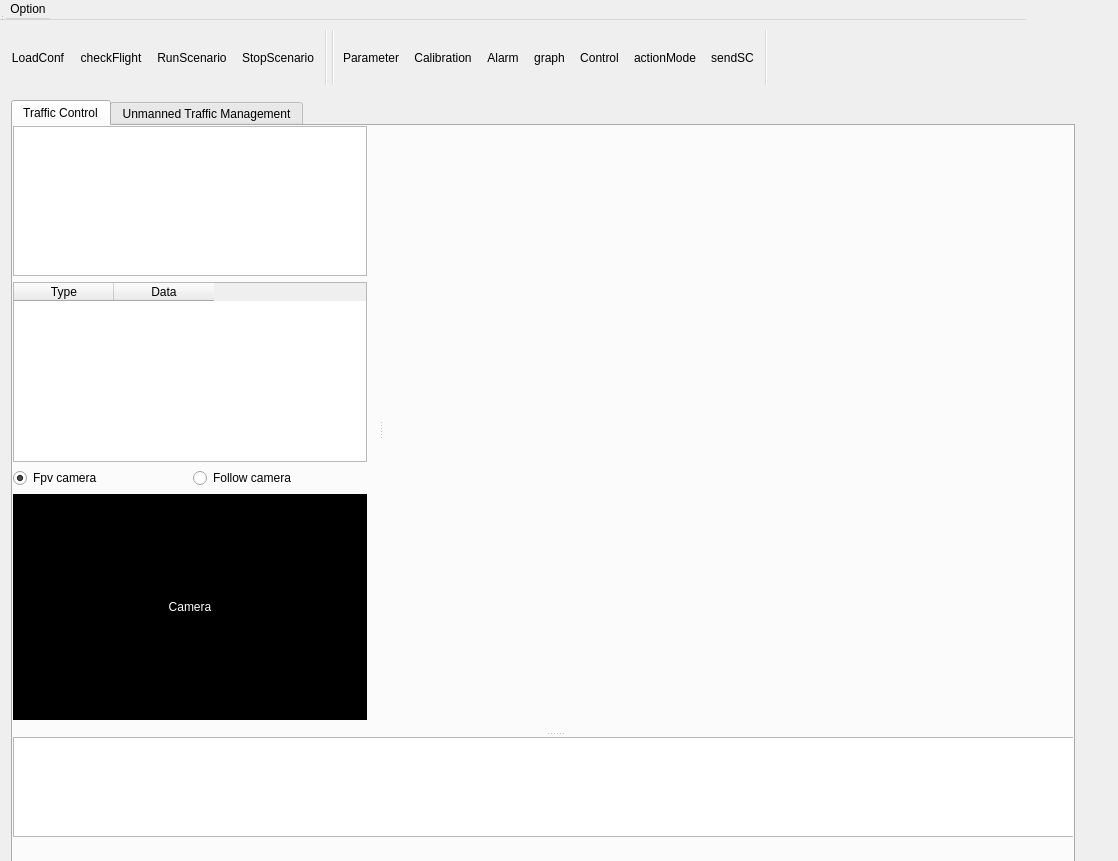
This is ui/mainwidget.ui in SUV-Olympiad/SUV-GCS as Qt 5 draws it before an edit. The edited form follows.
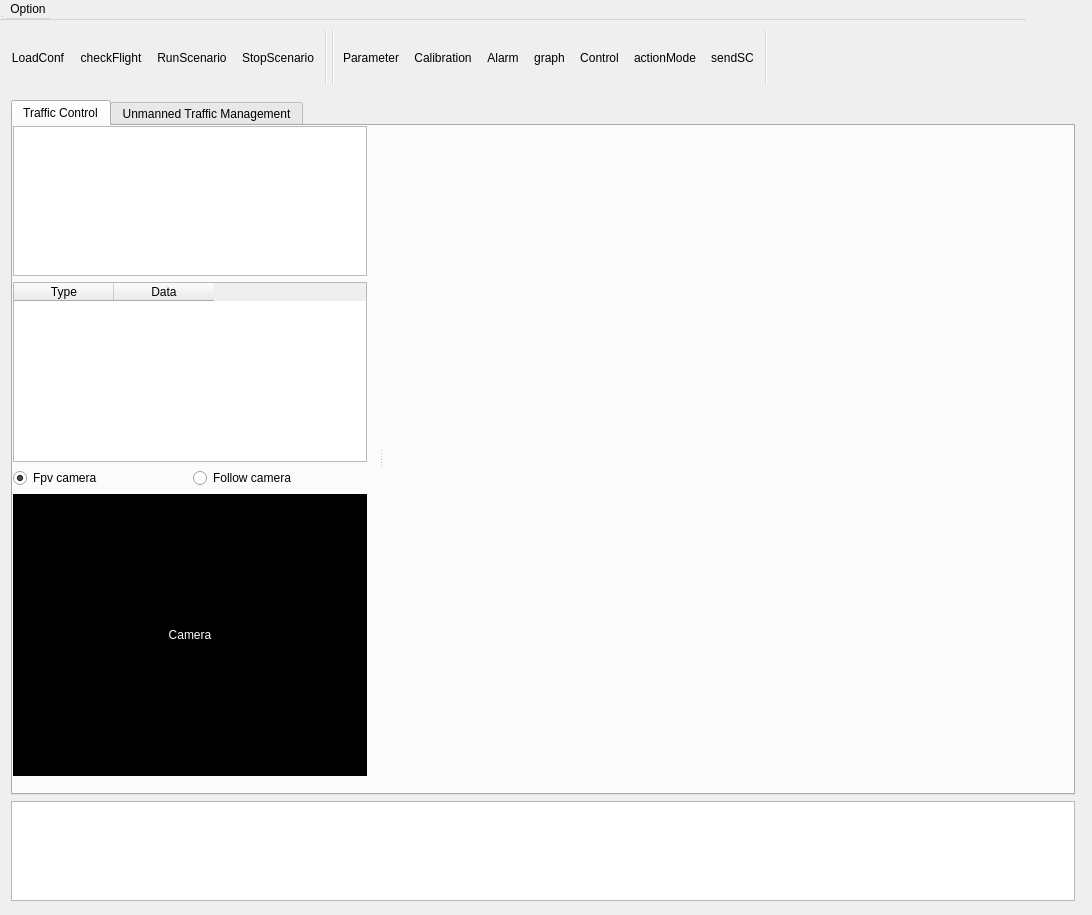
This is the edited form. Icons and pictures are not drawn. Custom widgets are drawn as their Qt base class.

Diff of the .ui file:
```diff
--- a/ui/mainwidget.ui
+++ b/ui/mainwidget.ui
@@ -6,8 +6,8 @@
    <rect>
     <x>0</x>
     <y>0</y>
-    <width>1118</width>
-    <height>861</height>
+    <width>1092</width>
+    <height>915</height>
    </rect>
   </property>
   <property name="sizePolicy">
@@ -53,13 +53,16 @@
      <height>16777215</height>
     </size>
    </property>
-   <layout class="QVBoxLayout" name="verticalLayout" stretch="0">
+   <layout class="QVBoxLayout" name="verticalLayout" stretch="0,0">
     <property name="sizeConstraint">
      <enum>QLayout::SetMinimumSize</enum>
     </property>
     <property name="topMargin">
      <number>100</number>
     </property>
+    <property name="bottomMargin">
+     <number>0</number>
+    </property>
     <item>
      <widget class="QTabWidget" name="tabWidget">
       <property name="minimumSize">
@@ -90,7 +93,7 @@
           <x>0</x>
           <y>0</y>
           <width>1084</width>
-          <height>711</height>
+          <height>661</height>
          </rect>
         </property>
         <property name="sizePolicy">
@@ -194,7 +197,13 @@
              <property name="minimumSize">
               <size>
                <width>200</width>
-               <height>195</height>
+               <height>160</height>
+              </size>
+             </property>
+             <property name="maximumSize">
+              <size>
+               <width>16777215</width>
+               <height>16777215</height>
               </size>
              </property>
              <property name="styleSheet">
@@ -248,14 +257,6 @@
           </layout>
          </widget>
         </widget>
-        <widget class="QListWidget" name="statusListWidget">
-         <property name="maximumSize">
-          <size>
-           <width>16777215</width>
-           <height>100</height>
-          </size>
-         </property>
-        </widget>
        </widget>
       </widget>
       <widget class="DepartureControl" name="departureControl">
@@ -265,6 +266,16 @@
       </widget>
      </widget>
     </item>
+    <item>
+     <widget class="QListWidget" name="statusListWidget">
+      <property name="maximumSize">
+       <size>
+        <width>16777215</width>
+        <height>100</height>
+       </size>
+      </property>
+     </widget>
+    </item>
    </layout>
   </widget>
   <widget class="QMenuBar" name="menuBar">
```
Left out of the diff: 3 changed lines with no effect on the pictures.
